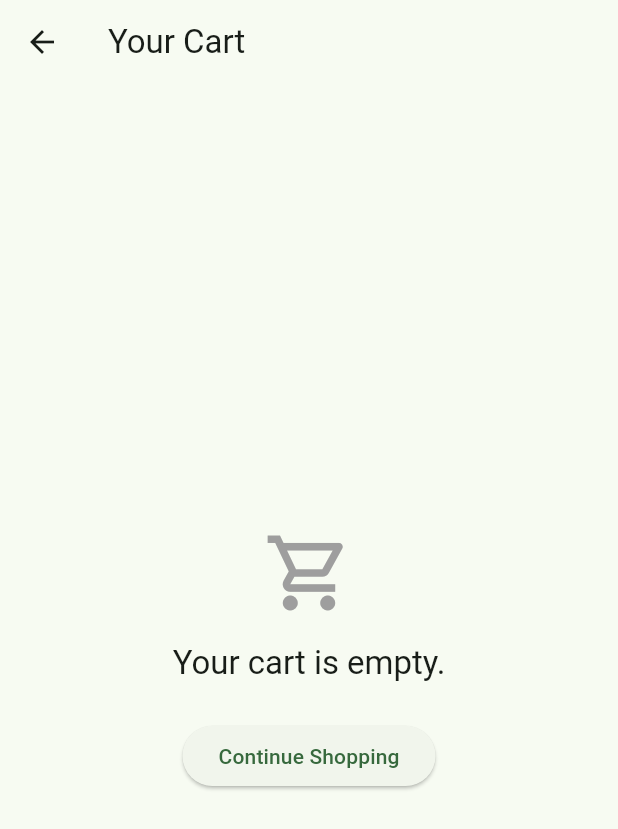
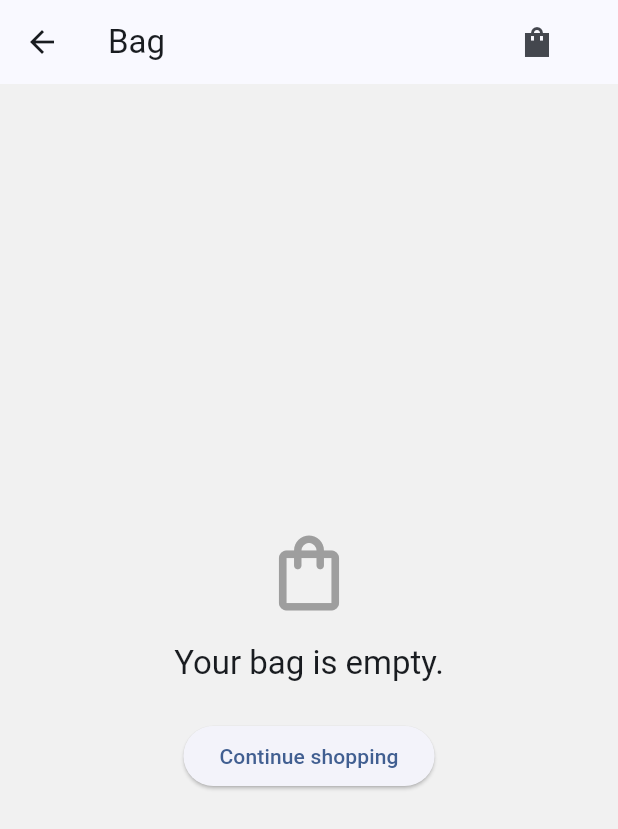
Before and after one commit to vitorhugonogueira/clean-ecommerce, a Flutter app: the CartDetailsScreen screen opened directly, on a phone screen of 412 x 824 dp. Shown: the top 829 px of the screen. Run offline on Flutter 3.47's test engine with Material 3 defaults, Android fonts, the phone set to English and light mode, and no system bars; our stand-ins replace flutter_dotenv, shared_preferences; accounts and stored records are empty; network calls fail.

Commit message:
Feat: UI improviments.

```diff
--- a/lib/data/data_config.dart
+++ b/lib/data/data_config.dart
@@ -4,4 +4,8 @@ class DataConfig {
   static String get apiUrl {
     return dotenv.env['API_URL'] ?? 'http://localhost:3000';
   }
+
+  static String get productImagesUrl {
+    return dotenv.env['PRODUCT_IMAGES_URL'] ?? 'http://localhost:3000';
+  }
 }
--- a/lib/ui/app.dart
+++ b/lib/ui/app.dart
@@ -9,8 +9,9 @@ class EcommerceApp extends StatelessWidget {
     return MaterialApp(
       title: 'E-commerce App',
       theme: ThemeData(
+        scaffoldBackgroundColor: const Color.fromARGB(255, 241, 241, 241),
         colorScheme: ColorScheme.fromSeed(
-          seedColor: const Color.fromARGB(255, 26, 145, 62),
+          seedColor: const Color.fromARGB(255, 19, 102, 197),
         ),
         useMaterial3: true,
       ),
--- a/lib/ui/cart/cart_details_screen.dart
+++ b/lib/ui/cart/cart_details_screen.dart
@@ -9,6 +9,8 @@ import 'package:clean_ecommerce/domain/usecases/cart/remove_item_to_cart_usecase
 import 'package:clean_ecommerce/domain/usecases/cart/show_cart_details_usecase.dart';
 import 'package:clean_ecommerce/ui/cart/cart_details_screen_presenter.dart';
 import 'package:clean_ecommerce/ui/common/dialog/ecommerce_dialog.dart';
+import 'package:clean_ecommerce/ui/common/navigator/app_navigator.dart';
+import 'package:clean_ecommerce/ui/common/widgets/clean_scaffold/clean_scaffold.dart';
 import 'package:flutter/material.dart';
 
 class CartDetailsScreen extends StatefulWidget {
@@ -134,8 +136,9 @@ class _CartDetailsScreenState extends State<CartDetailsScreen> {
 
   @override
   Widget build(BuildContext context) {
-    return Scaffold(
-      appBar: AppBar(title: const Text('Your Cart')),
+    return CleanScaffold(
+      title: 'Bag',
+      navigator: AppNavigator(context),
       body: _buildBodyContent(),
     );
   }
@@ -153,19 +156,19 @@ class _CartDetailsScreenState extends State<CartDetailsScreen> {
           mainAxisAlignment: MainAxisAlignment.center,
           children: [
             const Icon(
-              Icons.shopping_cart_outlined,
+              Icons.shopping_bag_outlined,
               size: 60,
               color: Colors.grey,
             ),
             const SizedBox(height: 16),
             Text(
-              'Your cart is empty.',
+              'Your bag is empty.',
               style: Theme.of(context).textTheme.titleLarge,
             ),
             const SizedBox(height: 24),
             ElevatedButton(
               onPressed: () => Navigator.of(context).pop(), // Go back
-              child: const Text('Continue Shopping'),
+              child: const Text('Continue shopping'),
             ),
           ],
         ),
--- /dev/null
+++ b/lib/ui/common/widgets/clean_app_bar/clean_app_bar.dart
@@ -0,0 +1,22 @@
+import 'package:clean_ecommerce/ui/common/navigator/app_navigator.dart';
+import 'package:flutter/material.dart';
+
+class CleanAppBar extends AppBar {
+  CleanAppBar({
+    super.key,
+    required String title,
+    required AppNavigator navigator,
+    List<Widget>? actions,
+  }) : super(
+         title: Text(title),
+         actions:
+             actions ??
+             [
+               IconButton(
+                 onPressed: () => navigator.goCart(),
+                 icon: const Icon(Icons.shopping_bag_sharp),
+               ),
+               const SizedBox(width: 30),
+             ],
+       );
+}
--- /dev/null
+++ b/lib/ui/common/widgets/clean_scaffold/clean_scaffold.dart
@@ -0,0 +1,21 @@
+import 'package:clean_ecommerce/ui/common/navigator/app_navigator.dart';
+import 'package:clean_ecommerce/ui/common/widgets/clean_app_bar/clean_app_bar.dart';
+import 'package:flutter/material.dart';
+
+class CleanScaffold extends Scaffold {
+  CleanScaffold({
+    super.key,
+    required String title,
+    List<Widget>? actions,
+    required Widget super.body,
+    required AppNavigator navigator,
+    super.floatingActionButton,
+    super.floatingActionButtonLocation,
+  }) : super(
+         appBar: CleanAppBar(
+           title: title,
+           actions: actions,
+           navigator: navigator,
+         ),
+       );
+}
```
Also changed, not shown: lib/ui/common/widgets/card/simple_card.dart (added, +28 -0 lines), lib/ui/product/details/product_details_screen.dart (+5 -13 lines), lib/ui/product/listing/product_listing_screen.dart (+4 -12 lines), lib/ui/product/listing/widgets/product_card_widget.dart (+23 -22 lines), lib/ui/product/widgets/product_image.dart (added, +38 -0 lines).
